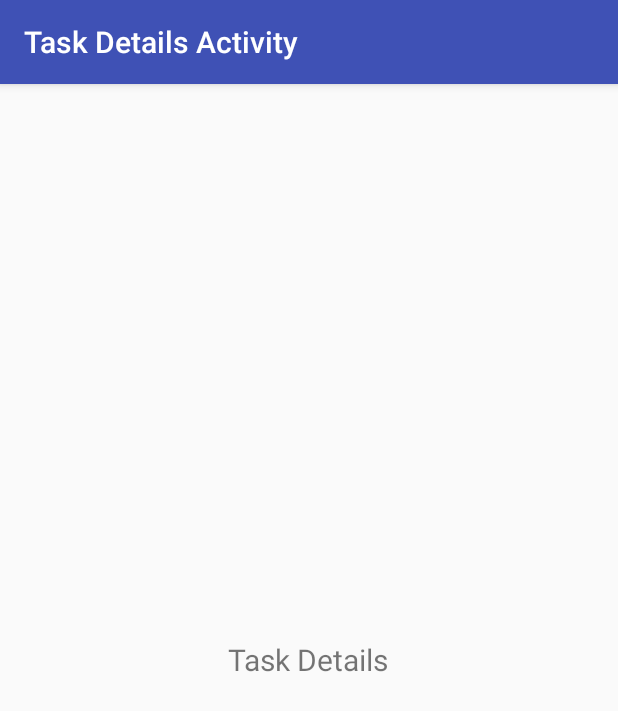
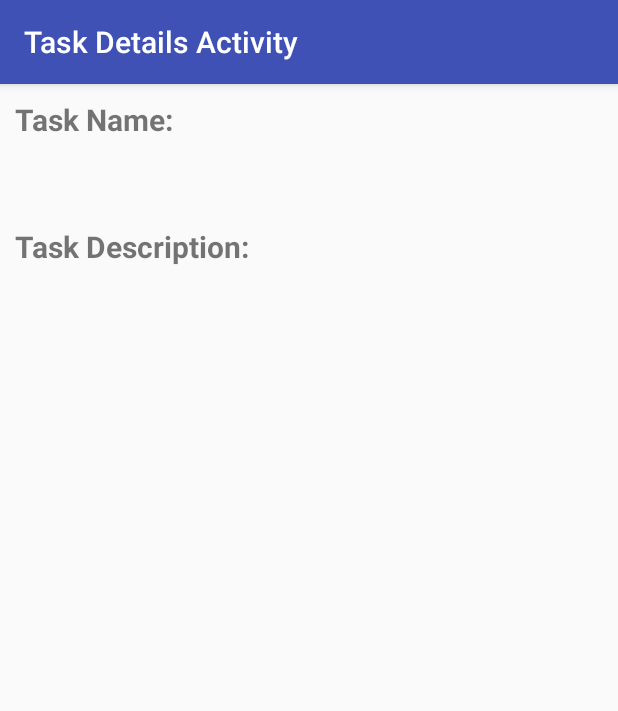
Before and after one commit to Isimyun/Kotlin-Task-Manager, an Android app built with Jetpack Compose: the TaskDetailsActivity screen opened directly, with no data from a screen before it, on a phone screen of 412 x 824 dp. Shown: the top 711 px of the screen. Run offline under Robolectric (Android 15) with nearby library versions, the light colour scheme and no system bars.

Commit message:
Add Task and Login/Logout

```diff
--- a/app/src/main/java/com/mobiledevelopment/task_manager/TaskDetailsActivity.kt
+++ b/app/src/main/java/com/mobiledevelopment/task_manager/TaskDetailsActivity.kt
@@ -1,6 +1,7 @@
 package com.mobiledevelopment.task_manager
 
 import android.os.Bundle
+import android.widget.TextView
 import androidx.appcompat.app.AppCompatActivity
 
 class TaskDetailsActivity : AppCompatActivity() {
@@ -8,5 +9,16 @@ class TaskDetailsActivity : AppCompatActivity() {
     override fun onCreate(savedInstanceState: Bundle?) {
         super.onCreate(savedInstanceState)
         setContentView(R.layout.activity_task_details)
+
+        val bundle: Bundle? = intent.extras
+
+        val taskName = bundle?.getString("task_name")
+        val taskDescription = bundle?.getString("task_description")
+
+        val txvTaskName: TextView = findViewById(R.id.txvTaskName)
+        val txvTaskDescription: TextView = findViewById(R.id.txvTaskDescription)
+
+        txvTaskName.text = taskName
+        txvTaskDescription.text = taskDescription
     }
 }
--- a/app/src/main/res/layout/activity_task_details.xml
+++ b/app/src/main/res/layout/activity_task_details.xml
@@ -1,14 +1,44 @@
 <!-- Inside activity_task_details.xml -->
-<RelativeLayout xmlns:android="http://schemas.android.com/apk/res/android"
+<LinearLayout
+    xmlns:android="http://schemas.android.com/apk/res/android"
     xmlns:tools="http://schemas.android.com/tools"
     android:layout_width="match_parent"
     android:layout_height="match_parent"
-    tools:context=".TaskDetailsActivity">
+    tools:context=".TaskDetailsActivity"
+    android:orientation="vertical"
+    android:padding="10dp">
 
     <TextView
-        android:layout_width="wrap_content"
+        android:id="@+id/txvTaskNameTitle"
+        android:layout_width="match_parent"
         android:layout_height="wrap_content"
-        android:text="Task Details"
+        android:text="Task Name:"
+        android:textStyle="bold"
         android:textSize="20sp"
-        android:layout_centerInParent="true"/>
-</RelativeLayout>
+        android:layout_marginBottom="10dp"/>
+
+    <TextView
+        android:id="@+id/txvTaskName"
+        android:layout_width="match_parent"
+        android:layout_height="wrap_content"
+        android:text="Task Name"
+        android:textSize="20sp"
+        android:layout_marginBottom="20dp"/>
+
+    <TextView
+        android:id="@+id/txvTaskDescriptionTitle"
+        android:layout_width="match_parent"
+        android:layout_height="wrap_content"
+        android:text="Task Description:"
+        android:textStyle="bold"
+        android:textSize="20sp"
+        android:layout_marginBottom="10dp"/>
+
+    <TextView
+        android:id="@+id/txvTaskDescription"
+        android:layout_width="match_parent"
+        android:layout_height="wrap_content"
+        android:text="Task Description"
+        android:textSize="20sp"
+        android:layout_marginBottom="20dp"/>
+</LinearLayout>
```
Also changed, not shown: app/src/main/AndroidManifest.xml (+23 -7 lines), app/src/main/java/com/mobiledevelopment/task_manager/MainActivity.kt (+10 -0 lines), app/src/main/java/com/mobiledevelopment/task_manager/home.kt (deleted, +0 -59 lines), app/src/main/res/layout/activity_main.xml (+25 -12 lines), app/src/main/res/layout/fragment_home.xml (deleted, +0 -14 lines).
